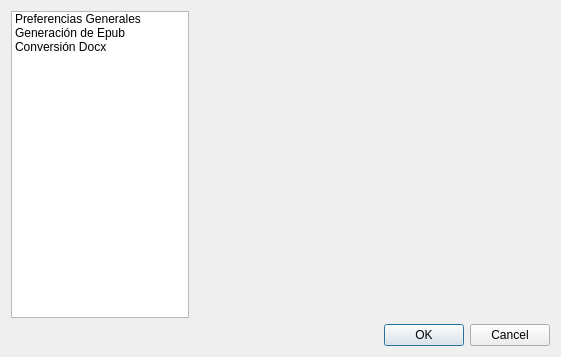
Qt form epubcreator/gui/forms/src/preferences_dialog.ui (leandro86/epubcreator) before a commit.
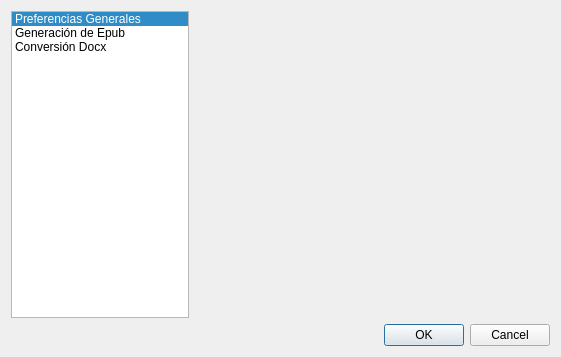
The same form after that commit. The open tabs and pages were chosen to show the change. Custom widgets are drawn as their Qt base class.

Commit message: Gui: cuando se abre el form de preferencias, selecciona siempre el primer elemento del listbox de opciones.

Patch:
```diff
--- a/epubcreator/gui/forms/src/preferences_dialog.ui
+++ b/epubcreator/gui/forms/src/preferences_dialog.ui
@@ -25,7 +25,7 @@
         </sizepolicy>
        </property>
        <property name="currentRow">
-        <number>-1</number>
+        <number>0</number>
        </property>
        <item>
         <property name="text">
```
Left out of the diff: 8 changed lines with no effect on the pictures.
